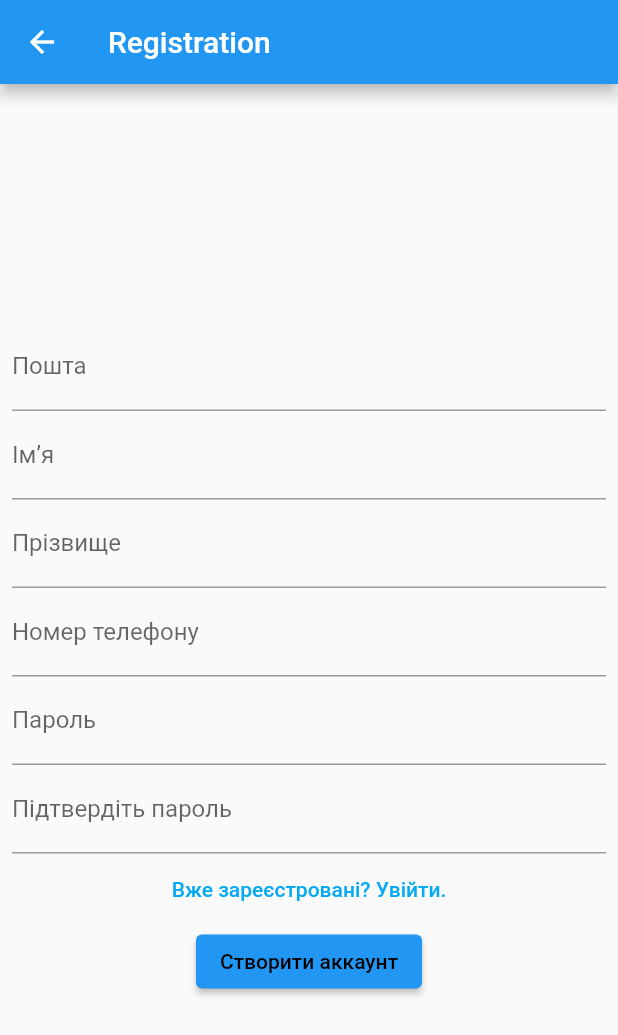
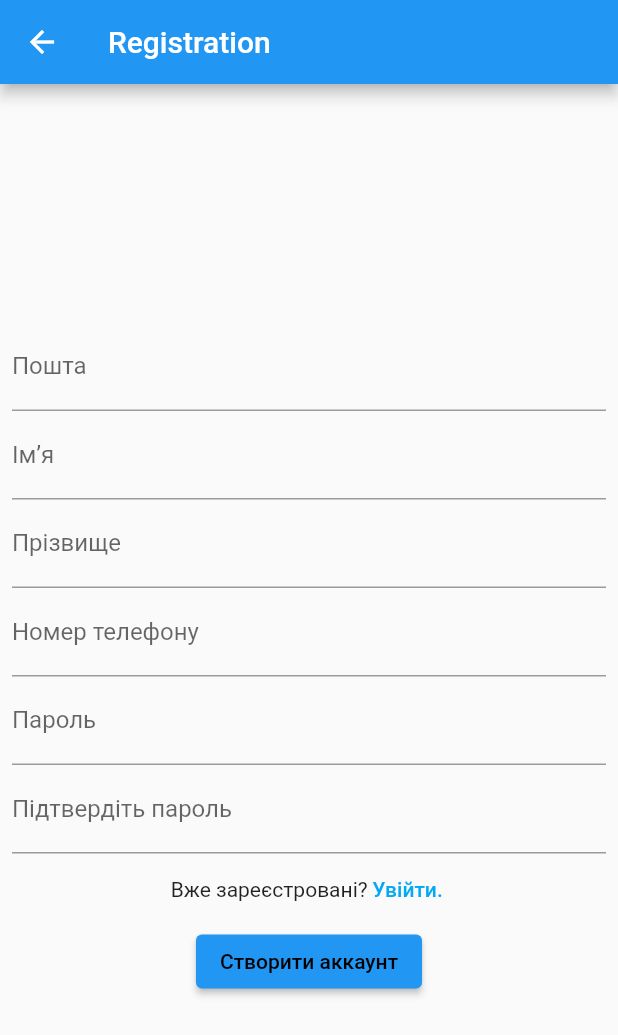
Before and after one commit to onlineord-dev/onlineord-mobile, a Flutter app: the RegistrPage screen opened by its route, on a phone screen of 412 x 824 dp. Shown: the top 1035 px of the screen. Run offline on Flutter 3.47's test engine with Material 2 defaults, Android fonts, the phone set to English and light mode, and no system bars; our stand-ins replace shared_preferences; missing offline and left inert: qr_code_scanner; accounts and stored records are empty.

```diff
--- a/lib/Registr_Page.dart
+++ b/lib/Registr_Page.dart
@@ -1,6 +1,55 @@
 import 'package:flutter/material.dart';
+import 'dart:convert';
 
-class RegistrPage extends StatelessWidget {
+import 'package:flutter/services.dart';
+import 'package:flutter_application_1/Pages.dart';
+import 'package:flutter_application_1/main.dart';
+import 'package:flutter_application_1/userModel.dart';
+import 'package:http/http.dart' as http;
+import 'package:shared_preferences/shared_preferences.dart';
+
+import 'main.dart';
+
+
+class RegistrPage extends StatefulWidget {
+
+  @override
+  _RegistrPageState createState() => _RegistrPageState();
+}
+
+class _RegistrPageState extends State<RegistrPage> {
+
+  UserModel _user;
+
+  TextEditingController emailController =  TextEditingController();
+  TextEditingController nameController =  TextEditingController();
+  TextEditingController surnameController =  TextEditingController();
+  TextEditingController phone_numberController =  TextEditingController();
+  TextEditingController passwordController =  TextEditingController();
+
+  Future<UserModel> createUser(String email, String name, String surname, String phone_number, String password) async{
+    final String apiUrl = "https://onlineord.herokuapp.com/users/new";
+
+    final response = await http.post(apiUrl, body:{
+      "email": email,
+      "name": name,
+      "surname": surname,
+      "phone_number": phone_number,
+      "password": password
+    });
+
+    if (response.statusCode == 200){
+      final String responseString = response.body;
+      Navigator.pushNamed(context, '/LogIn');
+      return userModelFromJson(responseString);
+    }else{
+      return null;
+    }
+
+
+  }
+
+
   @override
   Widget build(BuildContext context) {
     return Scaffold(
@@ -13,93 +62,110 @@ class RegistrPage extends StatelessWidget {
               crossAxisAlignment: CrossAxisAlignment.start,
               children: <Widget>[
                 TextFormField(
+                  controller: emailController,
                     decoration: const InputDecoration(
                       labelText: 'Пошта',
                     ),
                     keyboardType: TextInputType.emailAddress ,
                     textInputAction: TextInputAction.next,
-                    validator: (value) {
-                      if (value.isEmpty) {
-                        /*code*/
-                      }
-                      return null;
-                    }
+                    //validator: (value) {
+                    //  if (value.isEmpty) {
+                    //    /*code*/
+                    //  }
+                    // return null;
+                    //}
                 ),
                 TextFormField(
+                  controller: nameController,
                   decoration: const InputDecoration(
                     labelText: 'Ім’я',
                   ),
                   keyboardType: TextInputType.text ,
                   textInputAction: TextInputAction.next,
-                  validator:(value) {
-                    if (value.isEmpty) {
+                  //validator:(value) {
+                  // if (value.isEmpty) {
                       /*code*/
-                    }
-                    return null;
-                  },
+                   // }
+                  //return null;
+                  //},
                 ),
                 TextFormField(
+                  controller: surnameController,
                   decoration: const InputDecoration(
                     labelText: 'Прізвище',
                   ),
                   textInputAction: TextInputAction.next,
-                  validator:(value) {
-                    if (value.isEmpty) {
-                      /*code*/
-                    }
-                    return null;
-                  },
+                  //validator:(value) {
+                  //  if (value.isEmpty) {
+                  //    /*code*/
+                  //  }
+                  //  return null;
+                  //},
                 ),
                 TextFormField(
+                  controller: phone_numberController,
                   decoration: const InputDecoration(
                     labelText: 'Номер телефону',
                     prefixText: '+38',
                   ),
                   keyboardType: TextInputType.phone ,
                   textInputAction: TextInputAction.next,
-                  validator: (value) {
-                    if (value.isEmpty) {
-                      /*code*/
-                    }
-                    return null;
-                  },
+                  //validator: (value) {
+                  //  if (value.isEmpty) {
+                  //    /*code*/
+                  //  }
+                  //  return null;
+                  //},
                 ),
                 TextFormField(
+                  controller: passwordController,
                   decoration: const InputDecoration(
                     labelText: 'Пароль',
                   ),
                   keyboardType: TextInputType.text ,
                   textInputAction: TextInputAction.next,
                   obscureText: true,
-                  validator: (value) {
-                    if (value.isEmpty) {
-                      /*code*/
-                    }
-                    return null;
-                  },
+                  //validator: (value) {
+                  //  if (value.isEmpty) {
+                  //    /*code*/
+                  //  }
+                  //  return null;
+                  //},
                 ),
                 TextFormField(
+                  controller: passwordController,
                   decoration: const InputDecoration(
                     labelText: 'Підтвердіть пароль',
                   ),
                   keyboardType: TextInputType.text ,
                   obscureText: true,
-                  validator: (value) {
-                    if (value.isEmpty) {
-                      /*code*/
-                    }
-                    return null;
-                  },
+                  //validator: (value) {
+                  //  if (value.isEmpty) {
+                  //    /*code*/
+                  //  }
+                  //  return null;
+                  //},
                 ),
                 Center(
-                  child:FlatButton(
+                  child: Row(
+                    mainAxisAlignment: MainAxisAlignment.center,
+                    children: <Widget>[
+                      Text(
+                        "Вже зареєстровані?",
+                      ),
+                      MaterialButton(
+                        minWidth: 0,
+                        height: 0,
+                        padding: EdgeInsets.all(3),
                         onPressed: () {
                           Navigator.pushNamed(context, '/LogIn');
                         },
                         child: Text(
-                      "Вже зареєстровані? Увійти.",
+                          "Увійти.",
                         ),
                         textColor: Colors.lightBlue,
+                      ),
+                    ],
                   ),
                 ),
                 Center(
@@ -108,8 +174,19 @@ class RegistrPage extends StatelessWidget {
                           primary: Colors.blue,
                           onPrimary: Colors.black
                       ),
-                      onPressed: () {
-                        Navigator.pushNamed(context, '/Main');
+                      onPressed: () async {
+                        //Navigator.pushNamed(context, '/Main');
+                        final String email = emailController.text;
+                        final String name = nameController.text;
+                        final String surname = surnameController.text;
+                        final String phone_number = phone_numberController.text;
+                        final String password = passwordController.text;
+
+                        final UserModel user = await createUser(email, name, surname, phone_number, password);
+
+                        setState(() {
+                          _user = user;
+                        });
                       },
                       child: Text("Створити аккаунт")),
                 ),
```
Lines whose indentation alone changed are shown as unchanged.
